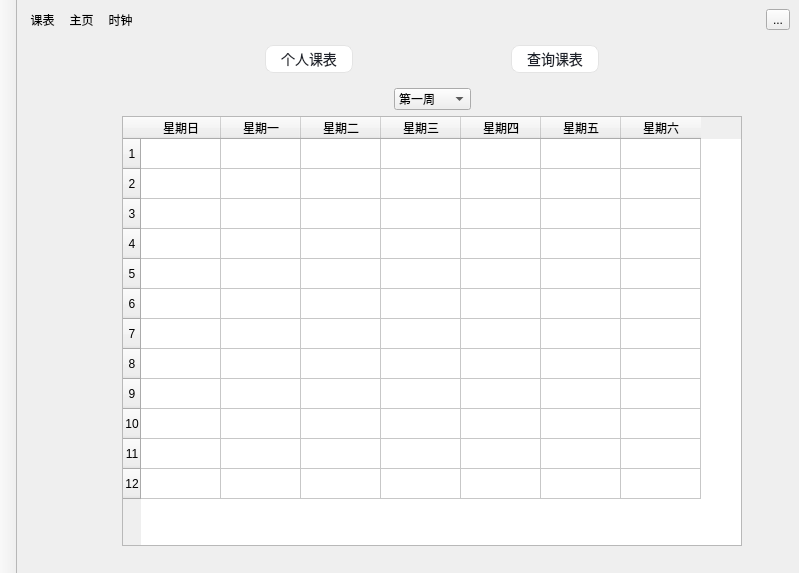
Before: the Qt Designer form mainwindow.ui in evtrouble/ham, drawn with Qt 5.
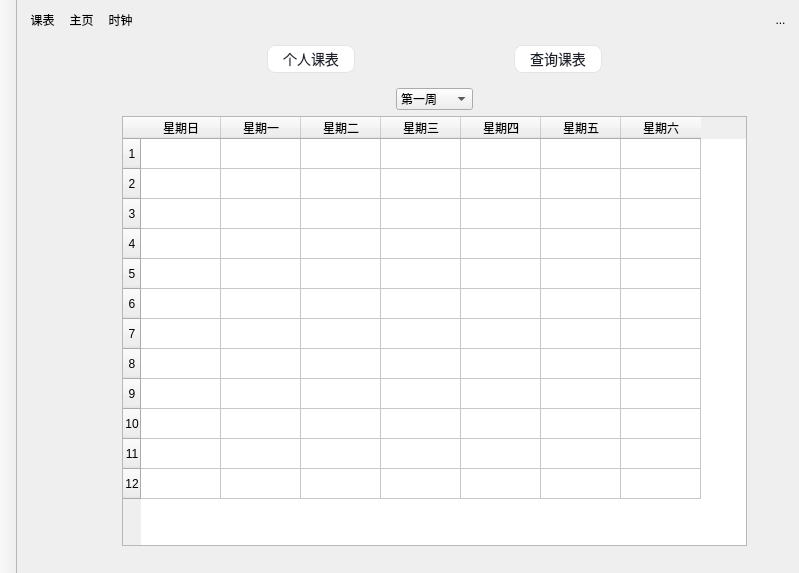
After: the same form once the commit is applied. Icons and pictures are not drawn. Custom widgets are drawn as their Qt base class.

Patch:
```diff
--- a/mainwindow.ui
+++ b/mainwindow.ui
@@ -2724,48 +2724,8 @@
     <item row="0" column="4">
      <widget class="QToolButton" name="tasksButton">
       <property name="styleSheet">
-       <string notr="true">&lt;?xml version=&quot;1.0&quot; encoding=&quot;UTF-8&quot;?&gt;
-&lt;ui version=&quot;4.0&quot;&gt;
- &lt;widget name=&quot;__qt_fake_top_level&quot;&gt;
-  &lt;widget class=&quot;QToolButton&quot; name=&quot;clockButton&quot;&gt;
-   &lt;property name=&quot;geometry&quot;&gt;
-    &lt;rect&gt;
-     &lt;x&gt;80&lt;/x&gt;
-     &lt;y&gt;6&lt;/y&gt;
-     &lt;width&gt;33&lt;/width&gt;
-     &lt;height&gt;49&lt;/height&gt;
-    &lt;/rect&gt;
-   &lt;/property&gt;
-   &lt;property name=&quot;styleSheet&quot;&gt;
-    &lt;string notr=&quot;true&quot;&gt;background-color: transparent;
-border: 0;&lt;/string&gt;
-   &lt;/property&gt;
-   &lt;property name=&quot;text&quot;&gt;
-    &lt;string&gt;时钟&lt;/string&gt;
-   &lt;/property&gt;
-   &lt;property name=&quot;icon&quot;&gt;
-    &lt;iconset resource=&quot;img.qrc&quot;&gt;
-     &lt;normaloff&gt;:/tab/img/clock.png&lt;/normaloff&gt;:/tab/img/clock.png&lt;/iconset&gt;
-   &lt;/property&gt;
-   &lt;property name=&quot;iconSize&quot;&gt;
-    &lt;size&gt;
-     &lt;width&gt;30&lt;/width&gt;
-     &lt;height&gt;30&lt;/height&gt;
-    &lt;/size&gt;
-   &lt;/property&gt;
-   &lt;property name=&quot;autoExclusive&quot;&gt;
-    &lt;bool&gt;true&lt;/bool&gt;
-   &lt;/property&gt;
-   &lt;property name=&quot;toolButtonStyle&quot;&gt;
-    &lt;enum&gt;Qt::ToolButtonStyle::ToolButtonTextUnderIcon&lt;/enum&gt;
-   &lt;/property&gt;
-  &lt;/widget&gt;
- &lt;/widget&gt;
- &lt;resources&gt;
-  &lt;include location=&quot;F:/school/7-seventh/software-architecture/ham/img.qrc&quot;/&gt;
- &lt;/resources&gt;
-&lt;/ui&gt;
-</string>
+       <string notr="true">background-color: transparent;
+border: 0;</string>
       </property>
       <property name="text">
        <string>...</string>
```
